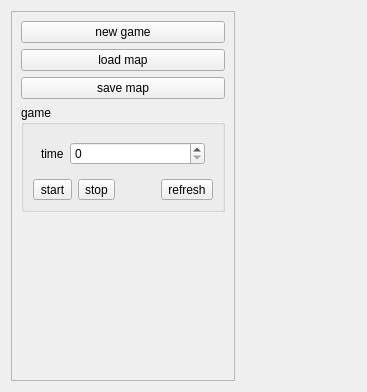
Before: the Qt Designer form Qt/my_programm/Labirint/src/mainbox/ui/mainbox.ui in RinatB2017/mega_GIT, drawn with Qt 5.
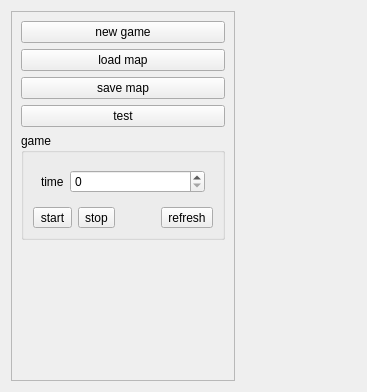
After: the same form once the commit is applied. Custom widgets are drawn as their Qt base class.

```diff
--- a/Qt/my_programm/Labirint/src/mainbox/ui/mainbox.ui
+++ b/Qt/my_programm/Labirint/src/mainbox/ui/mainbox.ui
@@ -50,6 +50,13 @@
         </property>
        </widget>
       </item>
+      <item>
+       <widget class="QPushButton" name="btn_test">
+        <property name="text">
+         <string>test</string>
+        </property>
+       </widget>
+      </item>
       <item>
        <widget class="QGroupBox" name="groupBox">
         <property name="sizePolicy">
```
Left out of the diff: 2 changed lines with no effect on the pictures.
